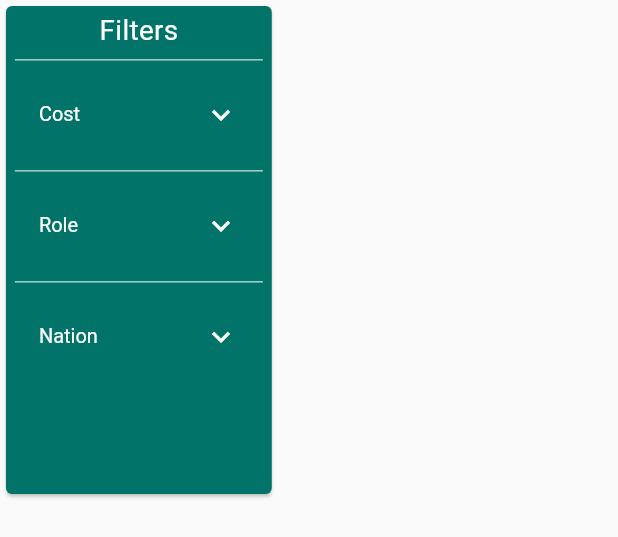
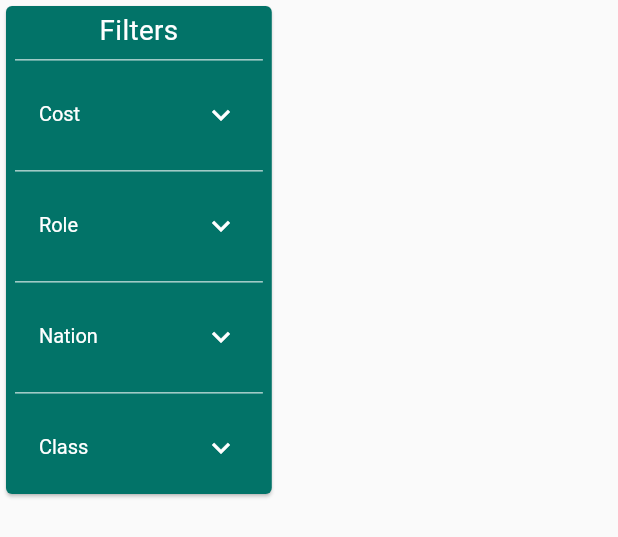
Before and after one commit to ItayElf/Malory, a Flutter app: the FilterCard widget shown alone on an empty page, opened directly with empty values, on a phone screen of 412 x 824 dp. Shown: the top 537 px of the screen. Run offline on Flutter 3.47's test engine with Material 2 defaults, Android fonts, the phone set to English and light mode, and no system bars; our stand-ins replace google_fonts.

Commit message:
filter by class

```diff
--- a/lib/widgets/filter_card.dart
+++ b/lib/widgets/filter_card.dart
@@ -31,6 +31,8 @@ class _FilterCardState extends State<FilterCard> {
 
   String role = "";
   String nation = "";
+  String classDefense = "";
+  String classTag = "";
 
   void filter() {
     widget.setFilterUnits(widget.allUnits.where(_filter).toList());
@@ -56,6 +58,12 @@ class _FilterCardState extends State<FilterCard> {
     if (nation.isNotEmpty &&
         nation != "Any" &&
         e.category.toLowerCase() != nation.toLowerCase()) {
+      return false;
+    }
+    if (classDefense.isNotEmpty && !e.clas.contains(classDefense)) {
+      return false;
+    }
+    if (classTag.isNotEmpty && !e.clas.contains(classTag)) {
       return false;
     }
     return true;
@@ -194,7 +202,69 @@ class _FilterCardState extends State<FilterCard> {
                               .toList()
                         ],
                       ),
-                    )
+                    ),
+                    DropTile(
+                      title: "Class",
+                      child: Row(
+                        mainAxisAlignment: MainAxisAlignment.spaceEvenly,
+                        children: [
+                          Flexible(
+                            child: DropdownButton(
+                              value: classDefense.isEmpty ? null : classDefense,
+                              hint: Text(
+                                "Defence",
+                                style: Theme.of(context).textTheme.caption,
+                              ),
+                              dropdownColor:
+                                  Theme.of(context).primaryColorLight,
+                              onChanged: (String? value) {
+                                classDefense = value.toString();
+                                filter();
+                              },
+                              items: [
+                                const DropdownMenuItem(
+                                  child: Text("Any"),
+                                  value: "Any",
+                                ),
+                                ...["Light", "Medium", "Heavy"].map(
+                                  (e) => DropdownMenuItem(
+                                    child: Text(e),
+                                    value: e,
+                                  ),
+                                ),
+                              ],
+                            ),
+                          ),
+                          Flexible(
+                            child: DropdownButton(
+                              value: classTag.isEmpty ? null : classTag,
+                              hint: Text(
+                                "Tag",
+                                style: Theme.of(context).textTheme.caption,
+                              ),
+                              dropdownColor:
+                                  Theme.of(context).primaryColorLight,
+                              onChanged: (String? value) {
+                                classTag = value.toString();
+                                filter();
+                              },
+                              items: [
+                                const DropdownMenuItem(
+                                  child: Text("Any"),
+                                  value: "Any",
+                                ),
+                                ...["Cavalry", "Infantry", "Ranged"].map(
+                                  (e) => DropdownMenuItem(
+                                    child: Text(e),
+                                    value: e,
+                                  ),
+                                ),
+                              ],
+                            ),
+                          ),
+                        ],
+                      ),
+                    ),
                   ],
                 ),
               )
```
